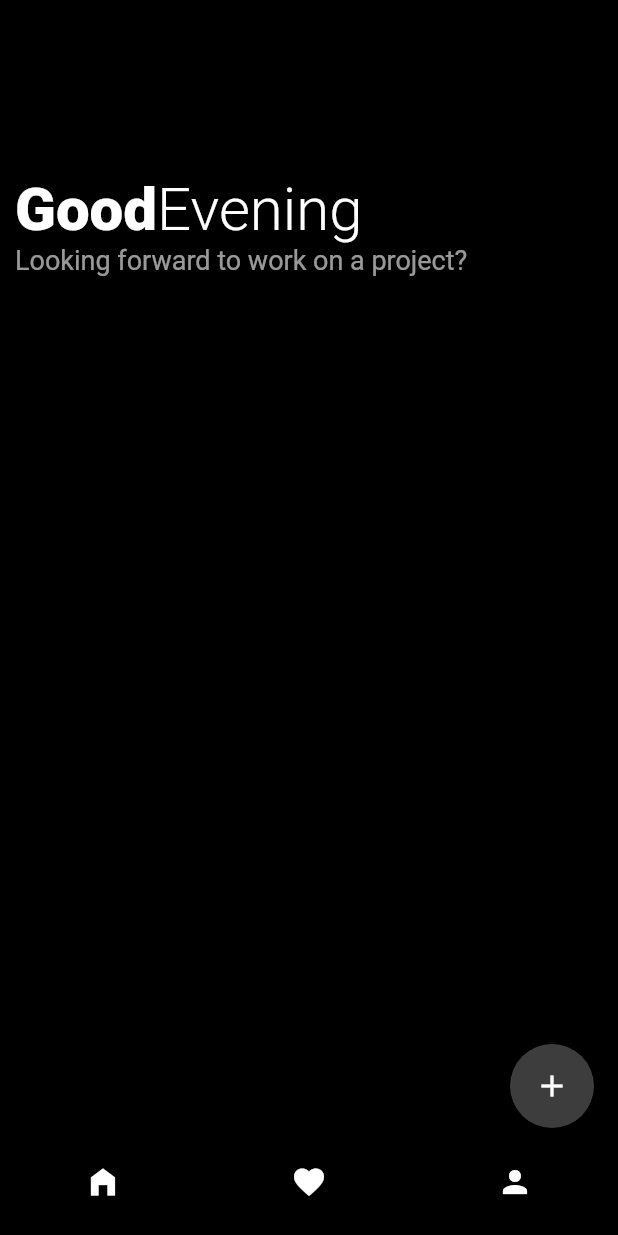
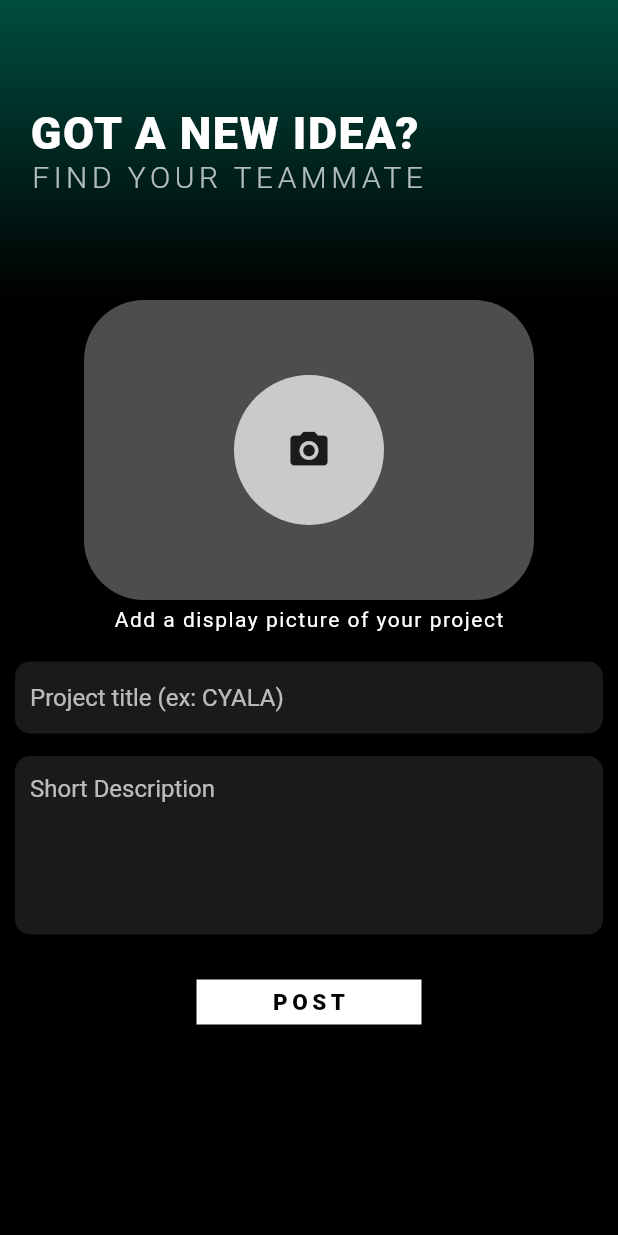
Before and after one commit to semandreis/project_link, a Flutter app: the screen it shows once a user with an empty profile is signed in, after a tap on the "add" icon, on a phone screen of 412 x 824 dp. Run offline on Flutter 3.47's test engine with Material 2 defaults, Android fonts, the phone set to English and light mode, and no system bars; our stand-ins replace cloud_firestore, email_validator, firebase_auth, firebase_core; accounts and stored records are empty.

Commit message:
Create Post

```diff
--- /dev/null
+++ b/lib/create_post.dart
@@ -0,0 +1,139 @@
+import 'package:flutter/material.dart';
+
+class CreatePost extends StatefulWidget {
+  const CreatePost({Key? key}) : super(key: key);
+
+  @override
+  State<CreatePost> createState() => _CreatePostState();
+}
+
+class _CreatePostState extends State<CreatePost> {
+  @override
+  Widget build(BuildContext context) {
+    return Scaffold(
+
+      backgroundColor: Colors.black,
+      body: Container(
+        child: SingleChildScrollView(
+          child: Column(
+            children: [
+              Container(
+                height: 200,
+                width: 500,
+                decoration: BoxDecoration(
+
+                  gradient: LinearGradient(
+                      colors: [Color(0xFF004D40),Colors.black],
+                      begin: Alignment.topCenter,
+                      end: Alignment.bottomCenter
+                  ),
+                ),
+
+                child: Padding(
+                  padding: const EdgeInsets.all(20.0),
+                  child: Column(
+                    mainAxisAlignment: MainAxisAlignment.center,
+                    crossAxisAlignment: CrossAxisAlignment.start,
+                    children: [
+                      Text("GOT A NEW IDEA?", style: TextStyle(color: Colors.white,fontSize: 30, fontWeight: FontWeight.w800, letterSpacing: 1),),
+                      Text("FIND YOUR TEAMMATE", style: TextStyle(color: Colors.white70,fontSize: 20, letterSpacing: 3, fontWeight: FontWeight.w300),)
+
+                    ],
+                  ),
+                ),
+              ),
+
+
+              SizedBox(height: 0,),
+              Container(
+                height: 200,
+                width: 300,
+                decoration: BoxDecoration(
+                color: Colors.white30,
+                borderRadius: BorderRadius.all(Radius.circular(40))
+                ),
+                child: Center(
+                  child: Container(
+                    height: 100,
+                  width: 100,
+                    decoration: BoxDecoration(
+                    color: Colors.white70,
+                    borderRadius: BorderRadius.all(Radius.circular(70))
+                    ),
+                    child: Icon(Icons.photo_camera, size: 30,),
+                  ),
+                ),
+              ),
+              SizedBox(height: 5,),
+              Text('Add a display picture of your project', style: TextStyle(color: Colors.white, letterSpacing: 1),),
+              SizedBox(height: 20,),
+              Padding(
+                padding: const EdgeInsets.only(left: 10.0,right: 10),
+                child: Container(
+                  decoration: BoxDecoration(
+                      borderRadius: BorderRadius.all(Radius.circular(10)),
+                      color: Colors.white10
+                  ),
+
+                  child: Padding(
+                    padding: const EdgeInsets.only(left: 10.0),
+                    child: TextFormField(
+
+
+                      style: TextStyle(color: Colors.white),
+                      decoration: InputDecoration(
+                        hintText: "Project title (ex: CYALA)",
+                        hintStyle: TextStyle(color: Colors.white70),
+                        focusedBorder: InputBorder.none,
+                        enabledBorder: InputBorder.none,
+                      ),
+                    ),
+                  ),
+                ),
+              ),
+              Padding(
+                padding: const EdgeInsets.only(left: 10, top: 15,right: 10),
+                child: Container(
+                  decoration: BoxDecoration(
+                      color: Colors.white10,
+                      borderRadius:
+                      BorderRadius.all(Radius.circular(10))),
+                  child: Padding(
+                    padding: const EdgeInsets.fromLTRB(10, 0, 10, 0),
+                    child: TextField(
+                        keyboardType: TextInputType.multiline,
+                      maxLines: 5,
+                      style: TextStyle(color: Colors.white),
+                      decoration: InputDecoration(
+                        hintText: "Short Description",
+                        hintStyle: TextStyle(color: Colors.white70),
+                        focusedBorder: InputBorder.none,
+                        enabledBorder: InputBorder.none,
+                      ),
+                    ),
+                  ),
+                ),
+              ),
+              SizedBox(height: 30,),
+              Padding(
+                padding: const EdgeInsets.only(right: 0),
+                child: Row(
+                  mainAxisAlignment: MainAxisAlignment.center,
+                  children: [
+                    Container(height: 30,
+                    width: 150,
+
+                    color: Colors.white,
+                      child: Center(child: Text('POST',style: TextStyle(color: Colors.black, fontSize: 15, fontWeight: FontWeight.w900, letterSpacing: 3),)),
+                    ),
+
+                  ],
+                ),
+              )
+            ],
+          ),
+        ),
+      ),
+    );
+  }
+}
--- a/lib/home_page.dart
+++ b/lib/home_page.dart
@@ -1,6 +1,8 @@
 import 'package:cloud_firestore/cloud_firestore.dart';
 import 'package:flutter/material.dart';
+import 'package:project_link/Favorites.dart';
 import 'package:project_link/components/project_card.dart';
+import 'package:project_link/create_post.dart';
 
 class HomePage extends StatefulWidget {
   const HomePage({Key? key}) : super(key: key);
@@ -52,10 +54,16 @@ class _HomePageState extends State<HomePage> {
   @override
   Widget build(BuildContext context) {
     return Scaffold(
-      floatingActionButton: FloatingActionButton(
-        backgroundColor: Colors.white24,
-        child: const Icon(Icons.add),
-        onPressed: () {  },),
+      floatingActionButton:  FloatingActionButton(
+          backgroundColor: Colors.white24,
+          child: const Icon(Icons.add),
+          onPressed: () {
+            Navigator.push(
+              context,
+              MaterialPageRoute(builder: (context) => const CreatePost()),
+            );
+          },),
+
       backgroundColor: Colors.black,
       body: Container(
         child: SingleChildScrollView(
```
